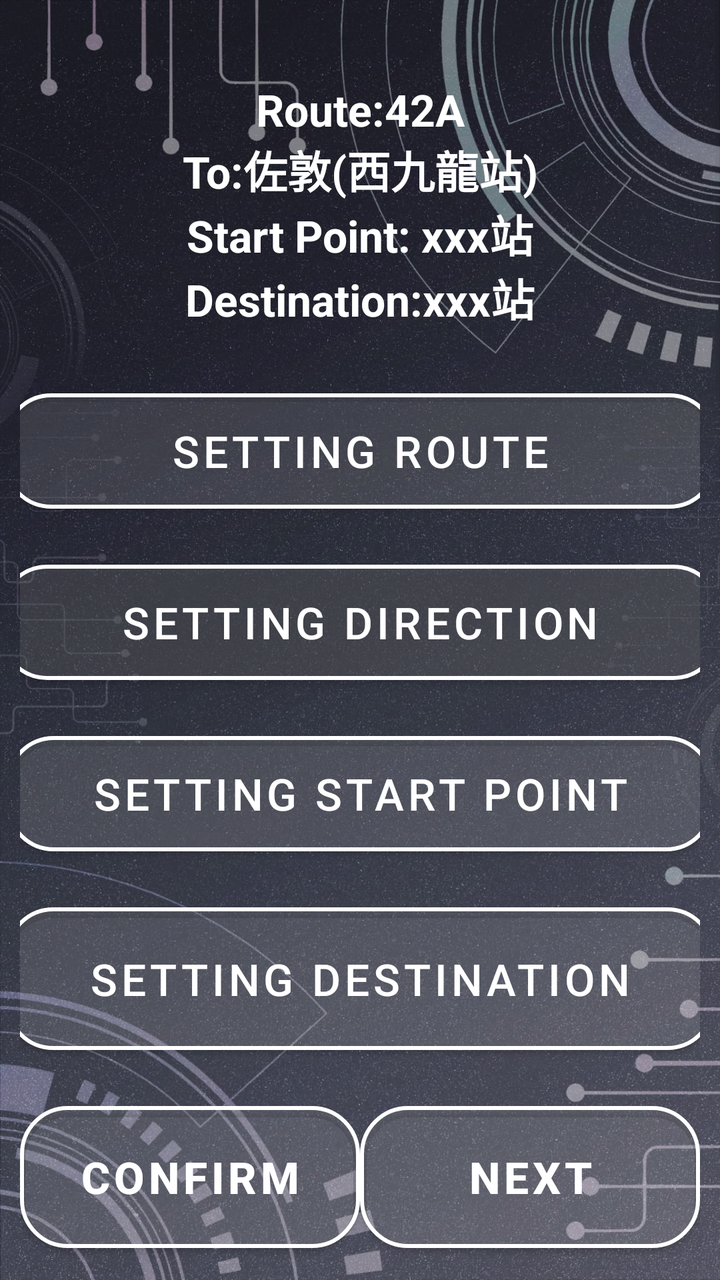
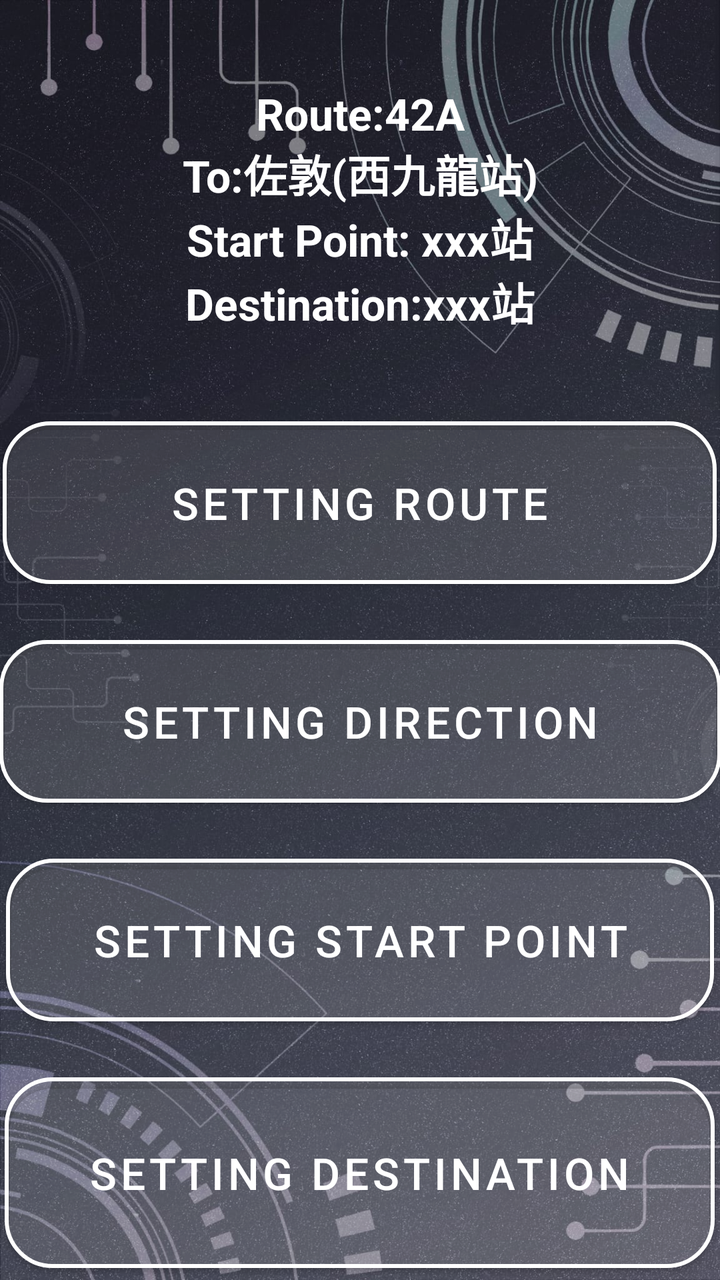

Screens rendered from an Android XML layout before and after an edit, with the pre-edit source and the edit as a unified diff.
<!-- AndroidManifest.xml: application theme Theme.VISTA -->
<!-- res/layout/activity_find_bus_edit_menu_page.xml -->
<LinearLayout xmlns:android="http://schemas.android.com/apk/res/android"
    xmlns:app="http://schemas.android.com/apk/res-auto"
    android:id="@+id/main"
    android:layout_width="match_parent"
    android:layout_height="match_parent"
    android:background="@drawable/background"
    android:orientation="vertical"
    android:gravity="center"
    android:padding="10dp"
    android:weightSum="5">

    
    <TextView
        android:id="@+id/txtFindBusEditBusRoute"
        android:layout_width="wrap_content"
        android:layout_height="wrap_content"
        android:layout_marginTop="20dp"
        android:gravity="center"
        android:text="Route:42A\nTo:佐敦(西九龍站)\nStart Point: xxx站\nDestination:xxx站"
        android:textSize="22sp"
        android:textStyle="bold"
        android:textColor="@color/white"
        android:layout_weight="1" />

    <com.google.android.material.button.MaterialButton
        android:id="@+id/btnFindBusEditEditRoute"
        style="@style/SemiTransparentRoundedButton"
        android:layout_width="357dp"
        android:layout_height="wrap_content"
        android:layout_marginTop="16dp"
        android:layout_weight="1"
        android:text="@string/FindBusEditMen_EditRoute"
        android:textSize="22sp" />

    <com.google.android.material.button.MaterialButton
        android:id="@+id/btnFindBusEditOutboundDirection"
        style="@style/SemiTransparentRoundedButton"
        android:layout_width="361dp"
        android:layout_height="wrap_content"
        android:layout_marginTop="16dp"
        android:layout_weight="1"
        android:text="@string/FindBusEditMen_EditOutboundDirection"
        android:textSize="22sp" />

    <com.google.android.material.button.MaterialButton
        android:id="@+id/btnFindBusEditStartPoint"
        style="@style/SemiTransparentRoundedButton"
        android:layout_width="354dp"
        android:layout_height="wrap_content"
        android:layout_marginTop="16dp"
        android:layout_weight="1"
        android:text="@string/FindBusEditMen_EditStartPoint"
        android:textSize="22sp" />

    <com.google.android.material.button.MaterialButton
        android:id="@+id/btnFindBusEditDestination"
        style="@style/SemiTransparentRoundedButton"
        android:layout_width="355dp"
        android:layout_height="63dp"
        android:layout_marginTop="16dp"
        android:layout_weight="1"
        android:text="@string/FindBusEditMen_EditDestination"
        android:textSize="22sp" />

    
    <LinearLayout
        android:orientation="horizontal"
        android:layout_width="match_parent"
        android:layout_height="wrap_content"
        android:gravity="bottom"
        android:layout_marginTop="16dp"
        android:weightSum="2">

        
        <com.google.android.material.button.MaterialButton
            android:id="@+id/btnFindBusEditConfirm"
            style="@style/SemiTransparentRoundedButton"
            android:layout_width="0dp"
            android:layout_height="83dp"
            android:layout_weight="1"
            android:text="@string/btn_Confirm"
            android:textSize="22sp"
            android:textStyle="bold" />

        
        <com.google.android.material.button.MaterialButton
            android:id="@+id/btnFindBusEditNext"
            style="@style/SemiTransparentRoundedButton"
            android:layout_width="0dp"
            android:layout_height="83dp"
            android:layout_weight="1"
            android:text="@string/btn_next"
            android:textSize="22sp"
            android:textStyle="bold" />
    </LinearLayout>

</LinearLayout>
<!-- resources referenced by this layout -->
<resources>
  <color name="white">#FFFFFF</color>
  <!-- drawable background: jpeg bitmap (drawable, 288114 bytes) -->
  <string name="FindBusEditMen_EditDestination">Setting Destination</string>
  <string name="FindBusEditMen_EditOutboundDirection">Setting Direction</string>
  <string name="FindBusEditMen_EditRoute">Setting Route</string>
  <string name="FindBusEditMen_EditStartPoint">Setting Start Point</string>
  <string name="btn_Confirm">Confirm</string>
  <string name="btn_next">Next</string>
  <style name="SemiTransparentRoundedButton" parent="Widget.MaterialComponents.Button">
          <item name="android:textColor">#FFFFFF</item>
          <item name="background">@drawable/button_selector</item> 
          <item name="cornerRadius">24dp</item>
          <item name="strokeColor">#FFFFFF</item>
          <item name="strokeWidth">2dp</item>
          <item name="backgroundTint">#20FFFFFF</item> 
      </style>
  <style name="Theme.VISTA" parent="Theme.MaterialComponents.Light.NoActionBar">
          
          <item name="colorPrimary">@color/semi_transparent_white</item>
          <item name="colorPrimaryVariant">@color/semi_transparent_white</item>
          <item name="colorOnPrimary">@color/white</item>
          
      </style>
  <!-- drawable button_selector (drawable) -->
  <?xml version="1.0" encoding="utf-8"?>
  <selector xmlns:android="http://schemas.android.com/apk/res/android">
      
      <item android:state_pressed="true">
          <shape android:shape="rectangle">
              <solid android:color="#20FFFFFF" /> 
              <stroke android:width="2dp" android:color="#FFFFFF" />
              <corners android:radius="24dp" />
          </shape>
      </item>
  
      
      <item android:state_selected="true">
          <shape android:shape="rectangle">
              <solid android:color="#FFFF00" /> 
              <stroke android:width="2dp" android:color="#FFFFFF" />
              <corners android:radius="24dp" />
          </shape>
      </item>
  
      
      <item>
          <shape android:shape="rectangle">
              <solid android:color="#20FFFFFF" /> 
              <stroke android:width="2dp" android:color="#FFFFFF" />
              <corners android:radius="24dp" />
          </shape>
      </item>
  </selector>
  <color name="semi_transparent_white">#80FFFFFF</color>
</resources>

<!-- the commit's change to res/layout/activity_find_bus_edit_menu_page.xml (unified diff, before → after) -->
@@ -6,7 +6,6 @@
     android:background="@drawable/background"
     android:orientation="vertical"
     android:gravity="center"
-    android:padding="10dp"
     android:weightSum="5">
 
     
@@ -62,36 +61,4 @@
         android:text="@string/FindBusEditMen_EditDestination"
         android:textSize="22sp" />
 
-    
-    <LinearLayout
-        android:orientation="horizontal"
-        android:layout_width="match_parent"
-        android:layout_height="wrap_content"
-        android:gravity="bottom"
-        android:layout_marginTop="16dp"
-        android:weightSum="2">
-
-        
-        <com.google.android.material.button.MaterialButton
-            android:id="@+id/btnFindBusEditConfirm"
-            style="@style/SemiTransparentRoundedButton"
-            android:layout_width="0dp"
-            android:layout_height="83dp"
-            android:layout_weight="1"
-            android:text="@string/btn_Confirm"
-            android:textSize="22sp"
-            android:textStyle="bold" />
-
-        
-        <com.google.android.material.button.MaterialButton
-            android:id="@+id/btnFindBusEditNext"
-            style="@style/SemiTransparentRoundedButton"
-            android:layout_width="0dp"
-            android:layout_height="83dp"
-            android:layout_weight="1"
-            android:text="@string/btn_next"
-            android:textSize="22sp"
-            android:textStyle="bold" />
-    </LinearLayout>
-
 </LinearLayout>
<!-- resource entries referenced after the edit -->
@@ -6,8 +6,6 @@
   <string name="FindBusEditMen_EditOutboundDirection">Setting Direction</string>
   <string name="FindBusEditMen_EditRoute">Setting Route</string>
   <string name="FindBusEditMen_EditStartPoint">Setting Start Point</string>
-  <string name="btn_Confirm">Confirm</string>
-  <string name="btn_next">Next</string>
   <style name="SemiTransparentRoundedButton" parent="Widget.MaterialComponents.Button">
           <item name="android:textColor">#FFFFFF</item>
           <item name="background">@drawable/button_selector</item> 
